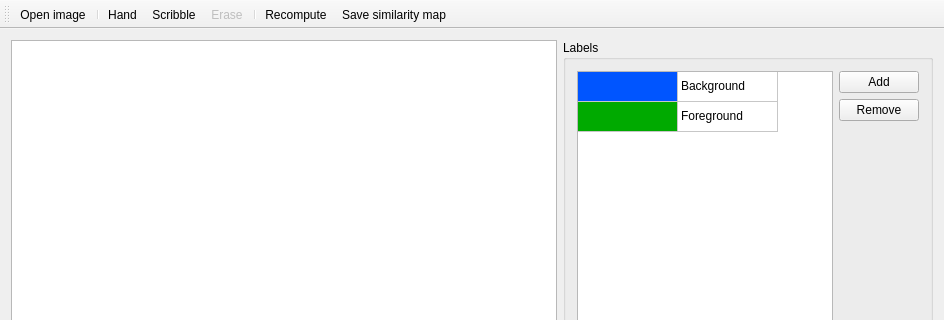
Before: the Qt Designer form ml_project_app/mainwindow.ui in alexshtf/MachineLearningCourseProject, drawn with Qt 5; both pictures show x 0 to 944 and y 0 to 320 of the 944 by 540 pixel window.
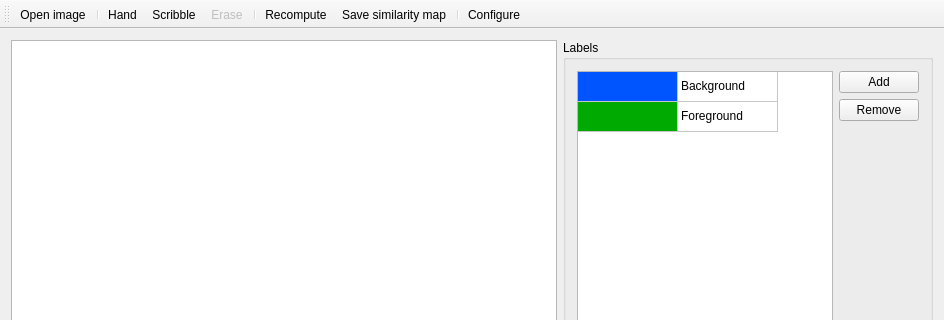
After: the same form once the commit is applied.

```diff
--- a/ml_project_app/mainwindow.ui
+++ b/ml_project_app/mainwindow.ui
@@ -214,6 +214,8 @@
    <addaction name="separator"/>
    <addaction name="actionRecompute"/>
    <addaction name="actionSaveSimilarityMap"/>
+   <addaction name="separator"/>
+   <addaction name="actionConfigure"/>
   </widget>
   <action name="actionOpenImage">
    <property name="text">
@@ -272,6 +274,11 @@
     <string>Recompute</string>
    </property>
   </action>
+  <action name="actionConfigure">
+   <property name="text">
+    <string>Configure</string>
+   </property>
+  </action>
  </widget>
  <layoutdefault spacing="6" margin="11"/>
  <resources/>
```
